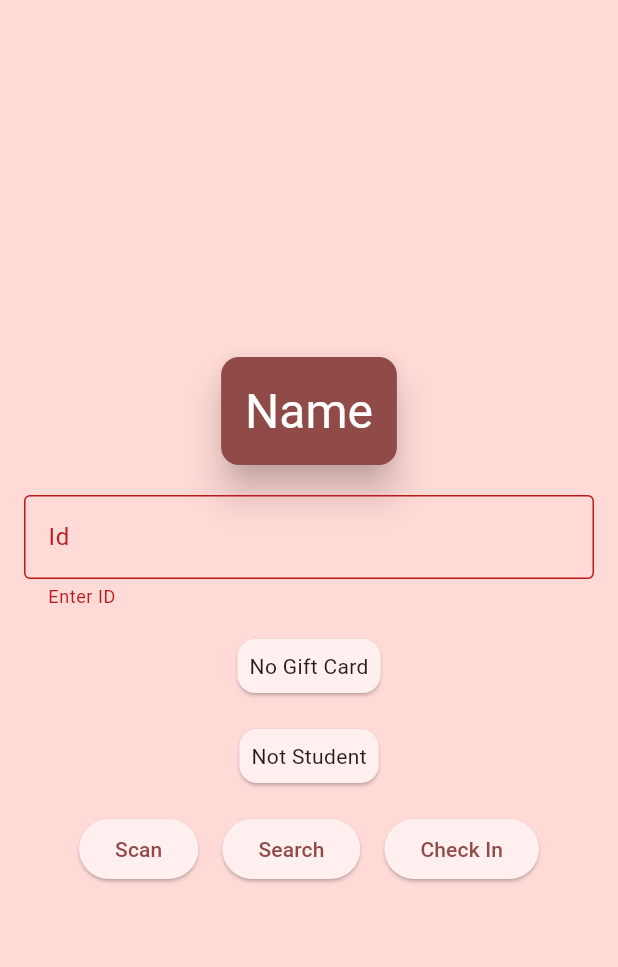
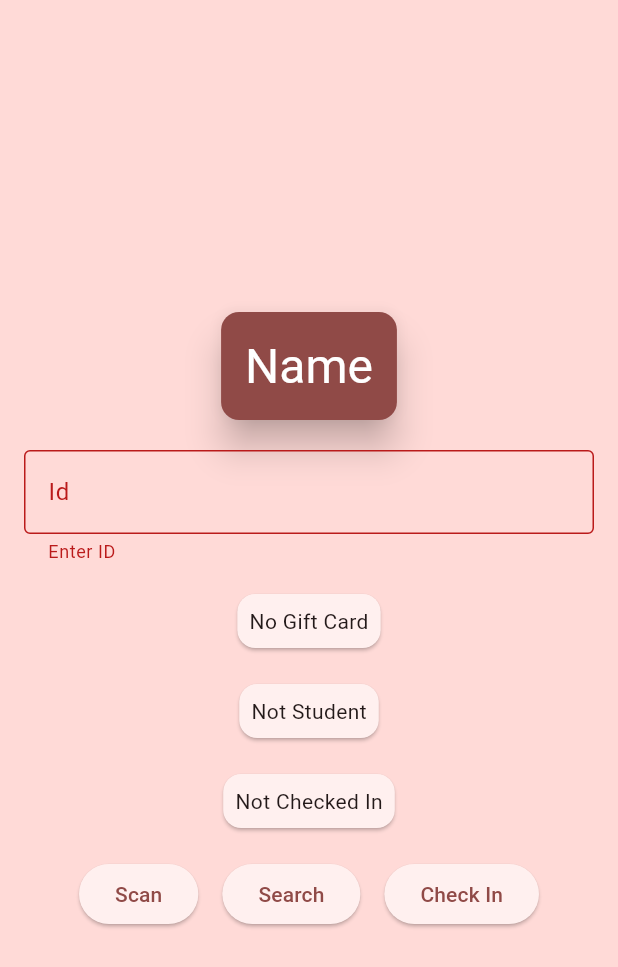
Before and after one commit to Christophers27/scottycon_check_in, a Flutter app: the screen it shows after launch, after a tap on "Check In", on a phone screen of 412 x 824 dp. Shown: the top 967 px of the screen. Run offline on Flutter 3.47's test engine with Material 2 defaults, Android fonts, the phone set to English and light mode, and no system bars; missing offline and left inert: barcode_scan2, gsheets; key blocks and very long unbroken strings in the code were emptied for the run.

Commit message:
Working Version of app
Added display for check-in status

```diff
--- a/lib/gsheets_api.dart
+++ b/lib/gsheets_api.dart
@@ -58,7 +58,7 @@ class GoogleSheetsApi {
     _worksheet!.values.map.appendRows(rowList);
   }
 
-  static Future setCheckIn(User user, bool checkInValue) async {
+  static Future setCheckIn(User user, String checkInValue) async {
     if (_worksheet == null) return;
 
     _worksheet!.values.insertValueByKeys(checkInValue,
--- a/lib/user.dart
+++ b/lib/user.dart
@@ -120,7 +120,7 @@ class User {
         totalTicketSaleCost: jsonDecode(json[UserFields.totalTicketSaleCost]),
         coupon: json[UserFields.coupon],
         giftCard: (json[UserFields.giftCard] == "Y"),
-        checkedIn: (json[UserFields.checkedIn] == "True")
+        checkedIn: (json[UserFields.checkedIn] == "true")
       );
 
   Map<String, dynamic> toJson() => {
--- a/lib/user_form_widget.dart
+++ b/lib/user_form_widget.dart
@@ -25,6 +25,7 @@ class _UserFormWidgetState extends State<UserFormWidget> {
   late TextEditingController controllerLastName;
   late bool isStudent;
   late bool giftCard;
+  late bool checkedIn;
   User? user;
   late int? id;
 
@@ -41,6 +42,7 @@ class _UserFormWidgetState extends State<UserFormWidget> {
     final lastName = widget.user == null ? '' : widget.user!.lastName;
     final isStudent = widget.user == null ? false : widget.user!.isStudent;
     final giftCard = widget.user == null ? false : widget.user!.giftCard;
+    final checkedIn = widget.user == null ? false : widget.user!.checkedIn;
 
     setState(() {
       controllerId = TextEditingController(text: id);
@@ -48,6 +50,7 @@ class _UserFormWidgetState extends State<UserFormWidget> {
       controllerLastName = TextEditingController(text: lastName);
       this.giftCard = giftCard;
       this.isStudent = isStudent;
+      this.checkedIn = checkedIn;
     });
   }
 
@@ -70,17 +73,13 @@ class _UserFormWidgetState extends State<UserFormWidget> {
           const SizedBox(height: 16),
           buildIsStudent(),
           const SizedBox(height: 16),
-
+          buildCheckedIn(),
+          const SizedBox(height: 16),
           Row(
             mainAxisAlignment: MainAxisAlignment.center,
             children: [
-              ElevatedButton(
-                onPressed: scan,
-                child: const Text("Scan")
-              ),
-
+              ElevatedButton(onPressed: scan, child: const Text("Scan")),
               const SizedBox(width: 16),
-
               ElevatedButton(
                   onPressed: () {
                     final form = formKey.currentState!;
@@ -92,15 +91,15 @@ class _UserFormWidgetState extends State<UserFormWidget> {
                     }
                   },
                   child: const Text("Search")),
-
               const SizedBox(width: 16),
-
               ElevatedButton(
                   onPressed: () {
                     final form = formKey.currentState!;
+                    id = int.tryParse(controllerId.text);
                     final isValid = form.validate();
 
                     if (isValid) {
+                      widget.onSavedUser(id);
                       widget.onCheckIn(true);
                     }
                   },
@@ -151,8 +150,7 @@ class _UserFormWidgetState extends State<UserFormWidget> {
           child: Padding(
         padding: const EdgeInsets.all(8.0),
         child: Text(isStudent ? "Student" : "Not Student"),
-    )
-  );
+      ));
 
   Widget buildGiftCard() => Card(
         child: Padding(
@@ -160,4 +158,11 @@ class _UserFormWidgetState extends State<UserFormWidget> {
           child: Text(giftCard ? "Has Gift Card" : "No Gift Card"),
         ),
       );
+
+  Widget buildCheckedIn() => Card(
+        child: Padding(
+          padding: const EdgeInsets.all(8.0),
+          child: Text(checkedIn ? "Checked In" : "Not Checked In"),
+        ),
+      );
 }
```
Also changed, not shown: lib/homepage.dart (+7 -4 lines), 7 other files. Lines whose indentation alone changed are shown as unchanged.
